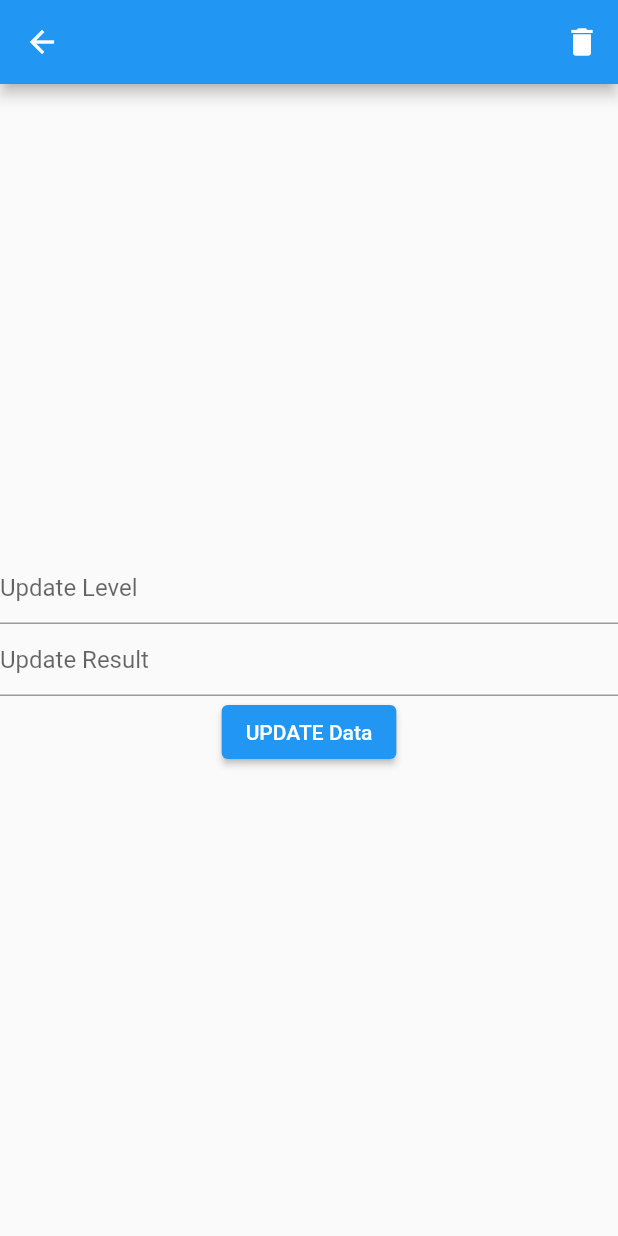
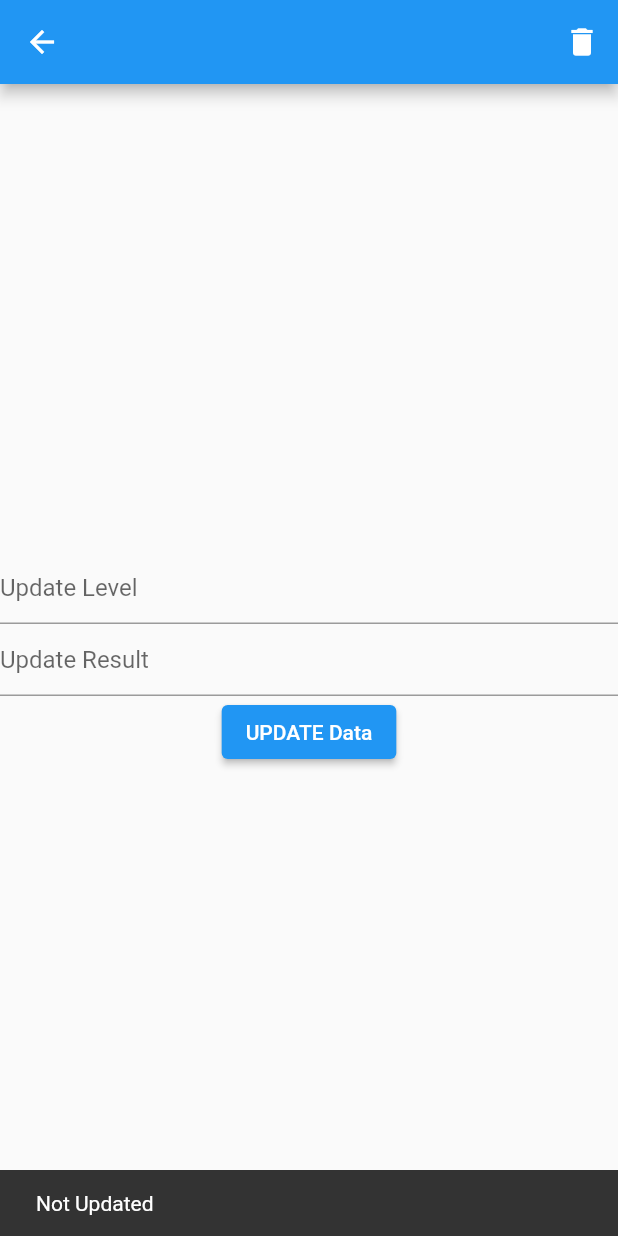
Before and after one commit to viktorvoltz/class-data-app, a Flutter app: the UpdateData screen opened directly with empty values, after a tap on "UPDATE Data", on a phone screen of 412 x 824 dp. Run offline on Flutter 3.47's test engine with Material 2 defaults, Android fonts, the phone set to English and light mode, and no system bars; network calls fail.

Commit message:
fixes delete logic

```diff
--- a/lib/screens/updatedata.dart
+++ b/lib/screens/updatedata.dart
@@ -38,6 +38,11 @@ class _UpdateDataState extends State<UpdateData> {
                   );
                   ScaffoldMessenger.of(context).showSnackBar(snackBar);
                   Navigator.pushNamed(context, '/');
+                }else{
+                  final snackBar = SnackBar(
+                    content: Text('Not Deleted'),
+                  );
+                  ScaffoldMessenger.of(context).showSnackBar(snackBar);
                 }
             },
             icon: Icon(Icons.delete),
@@ -67,6 +72,11 @@ class _UpdateDataState extends State<UpdateData> {
                     content: Text('Updated'),
                   );
                   ScaffoldMessenger.of(context).showSnackBar(snackBar);
+                }else{
+                  final snackBar = SnackBar(
+                    content: Text('Not Updated'),
+                  );
+                  ScaffoldMessenger.of(context).showSnackBar(snackBar);
                 }
               },
               child: const Text('UPDATE Data'),
--- a/lib/services/http.dart
+++ b/lib/services/http.dart
@@ -34,7 +34,7 @@ Future<List<dynamic>> GetData() async {
   }
 }
 
-var checker = false;
+bool _checker = false;
 
 Future<Class_data> updateData(String level, String result, String id) async {
   final http.Response response = await http.put(
@@ -48,10 +48,11 @@ Future<Class_data> updateData(String level, String result, String id) async {
 
   if (response.statusCode == 200) {
     print(response.statusCode);
-    checker = true;
+    _checker = true;
     return Class_data.fromJson(json.decode(response.body));
 
   } else {
+    _checker = false;
     throw Exception('Failed to update.');
   }
 }
@@ -66,13 +67,15 @@ Future<Class_data> deleteData(String id) async {
 
 
   if (response.statusCode == 200) {
-    checker = true;
+    _checker = true;
     return Class_data.fromJson(json.decode(response.body));
+
   } else {
+    _checker = false;
     throw Exception('Failed to delete');
   }
 }
 
 bool checked(){
-  return checker;
+  return _checker;
 }
```
